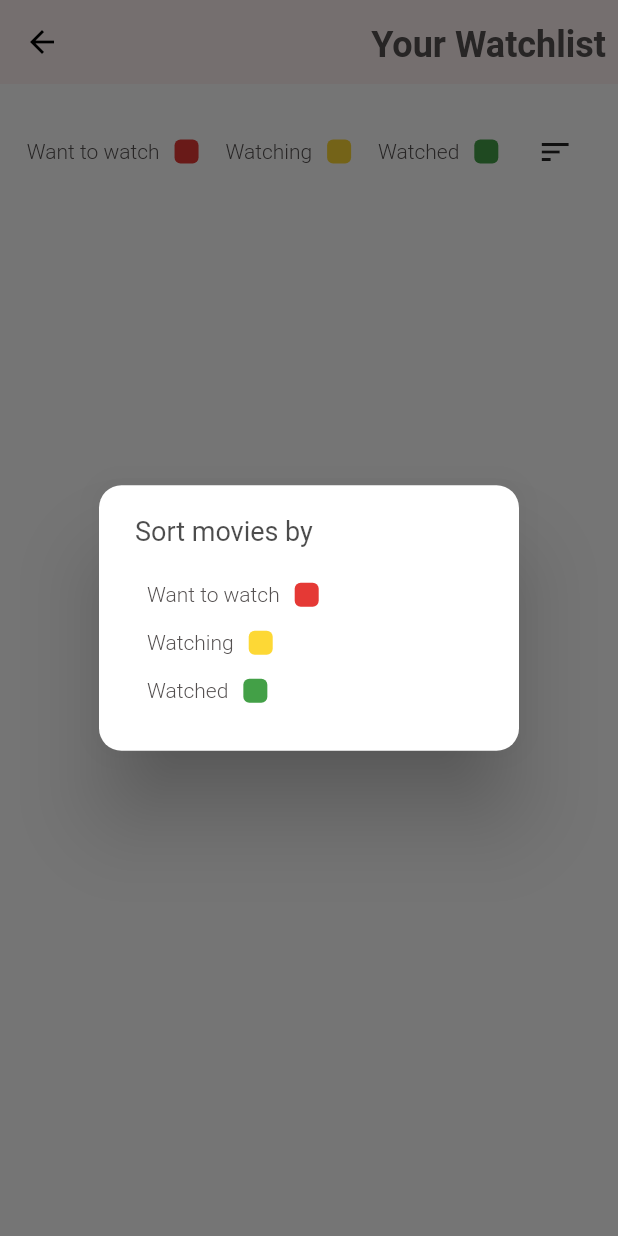
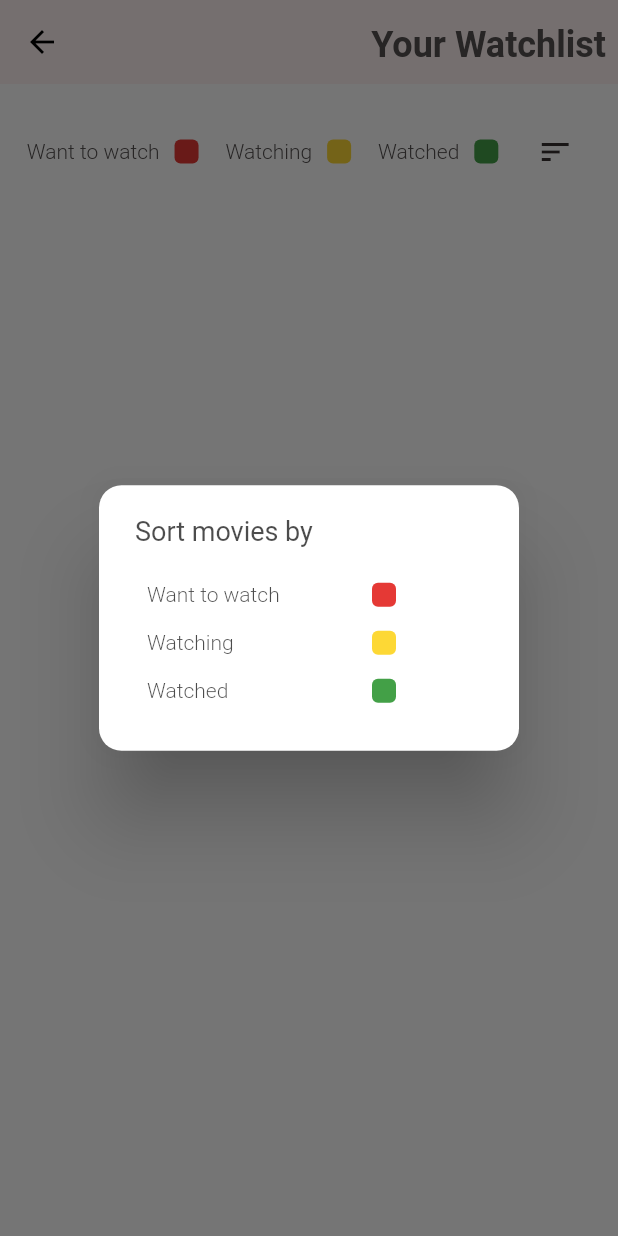
Before and after one commit to srihariash999/whatnext_app, a Flutter app: the WatchlistView screen opened directly, after a tap on the "sort" icon, on a phone screen of 412 x 824 dp. Run offline on Flutter 3.47's test engine with Material 2 defaults, Android fonts, the phone set to English and light mode, and no system bars; our stand-ins replace cloud_firestore, firebase_auth, firebase_core, firebase_dynamic_links, flutter_phoenix, fluttertoast and 6 more; missing offline and left inert: esys_flutter_share, tmdb_api; accounts and stored records are empty.

Commit message:
watchlist sort, theme colors fix

```diff
--- a/lib/ui/views/watchlist_view.dart
+++ b/lib/ui/views/watchlist_view.dart
@@ -91,9 +91,11 @@ class WatchlistView extends StatelessWidget {
                       child: Icon(
                         Icons.sort,
                         size: 24,
+                        color: Theme.of(context).primaryColorLight,
                       ),
                     ),
-                    )),
+                  ),
+                ),
               ],
             ),
             verticalSpaceMedium,
@@ -180,18 +182,26 @@ class WatchlistView extends StatelessWidget {
                       child: Padding(
                         padding: const EdgeInsets.all(8.0),
                         child: Row(
+                          mainAxisAlignment: MainAxisAlignment.spaceBetween,
                           children: [
-                            Text("Want to watch",
+                            Text(
+                              "Want to watch",
                               style: Theme.of(context)
                                   .primaryTextTheme
-                                    .headline5),
-                            horizontalSpaceSmall,
-                            Container(
+                                  .headline5
+                                  .copyWith(
+                                    color: Colors.black.withOpacity(0.7),
+                                  ),
+                            ),
+                            Padding(
+                              padding: EdgeInsets.only(right: 50.0),
+                              child: Container(
                                 height: 16.0,
                                 width: 16.0,
                                 decoration: BoxDecoration(
                                   color: Colors.red[600],
                                   borderRadius: BorderRadius.circular(4.0),
+                                ),
                               ),
                             )
                           ],
@@ -206,18 +216,26 @@ class WatchlistView extends StatelessWidget {
                       child: Padding(
                         padding: const EdgeInsets.all(8.0),
                         child: Row(
+                          mainAxisAlignment: MainAxisAlignment.spaceBetween,
                           children: [
-                            Text("Watching",
+                            Text(
+                              "Watching",
                               style: Theme.of(context)
                                   .primaryTextTheme
-                                    .headline5),
-                            horizontalSpaceSmall,
-                            Container(
+                                  .headline5
+                                  .copyWith(
+                                    color: Colors.black.withOpacity(0.7),
+                                  ),
+                            ),
+                            Padding(
+                              padding: EdgeInsets.only(right: 50.0),
+                              child: Container(
                                 height: 16.0,
                                 width: 16.0,
                                 decoration: BoxDecoration(
                                   color: Colors.yellow[600],
                                   borderRadius: BorderRadius.circular(4.0),
+                                ),
                               ),
                             )
                           ],
@@ -232,18 +250,26 @@ class WatchlistView extends StatelessWidget {
                       child: Padding(
                         padding: const EdgeInsets.all(8.0),
                         child: Row(
+                          mainAxisAlignment: MainAxisAlignment.spaceBetween,
                           children: [
-                            Text("Watched",
+                            Text(
+                              "Watched",
                               style: Theme.of(context)
                                   .primaryTextTheme
-                                    .headline5),
-                            horizontalSpaceSmall,
-                            Container(
+                                  .headline5
+                                  .copyWith(
+                                    color: Colors.black.withOpacity(0.7),
+                                  ),
+                            ),
+                            Padding(
+                              padding: EdgeInsets.only(right: 50.0),
+                              child: Container(
                                 height: 16.0,
                                 width: 16.0,
                                 decoration: BoxDecoration(
                                   color: Colors.green[600],
                                   borderRadius: BorderRadius.circular(4.0),
+                                ),
                               ),
                             )
                           ],
--- a/lib/viewmodels/watchlist_view_model.dart
+++ b/lib/viewmodels/watchlist_view_model.dart
@@ -19,12 +19,14 @@ class WatchlistViewModel extends BaseModel {
     if (mediaType == "movie") {
       var n = await _navigationService.navigateTo(MovieDetailsViewRoute,
           arguments: id);
+      // print(' n is : $n');
       if (n != null && n == true) {
         onInit();
       }
     } else {
       var n = await _navigationService.navigateTo(TvShowDetailsViewRoute,
           arguments: id);
+      // print(' n is : $n');
       if (n != null && n == true) {
         onInit();
       }
```
Lines whose indentation alone changed are shown as unchanged.
